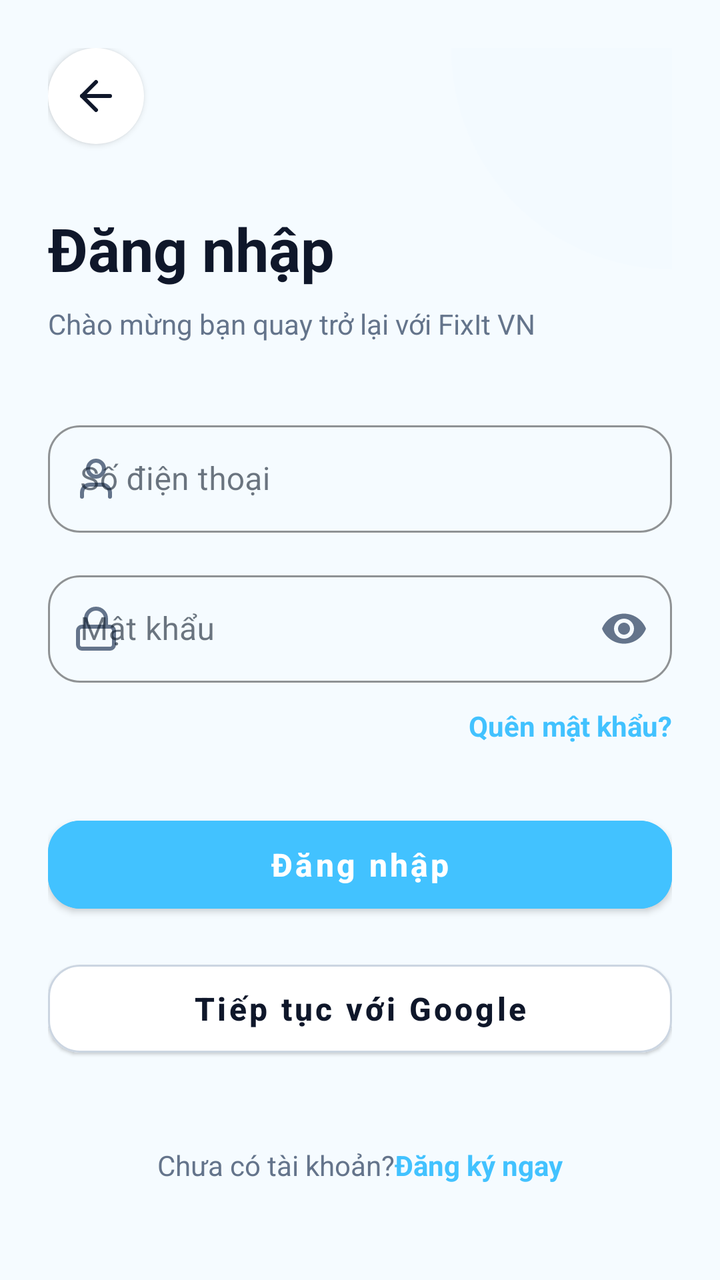
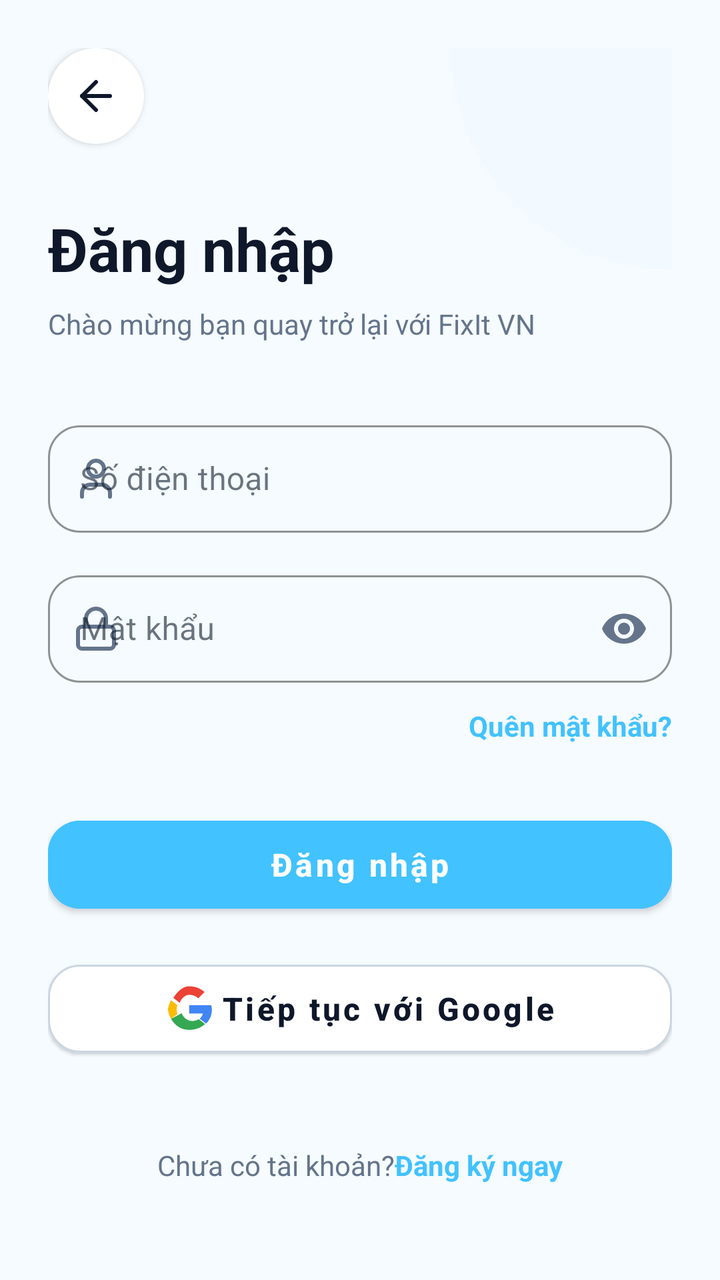

An Android layout rendered at two revisions. The XML below is the earlier revision; the diff shows what the commit changed to produce the second picture.
<!-- AndroidManifest.xml: application theme Theme.FixItVN -->
<!-- res/layout/fragment_login.xml -->
<?xml version="1.0" encoding="utf-8"?>
<androidx.constraintlayout.widget.ConstraintLayout xmlns:android="http://schemas.android.com/apk/res/android"
    xmlns:app="http://schemas.android.com/apk/res-auto"
    xmlns:tools="http://schemas.android.com/tools"
    android:layout_width="match_parent"
    android:layout_height="match_parent"
    android:background="#f5fbff"
    android:padding="24dp">

    
    <View
        android:layout_width="220dp"
        android:layout_height="220dp"
        android:background="@drawable/bg_circle_light_blue"
        android:alpha="0.25"
        android:layout_marginTop="-110dp"
        android:layout_marginEnd="-110dp"
        app:layout_constraintTop_toTopOf="parent"
        app:layout_constraintEnd_toEndOf="parent"/>

    
    <FrameLayout
        android:id="@+id/btnBackFrame"
        android:layout_width="48dp"
        android:layout_height="48dp"
        android:background="@drawable/bg_circle_white"
        android:elevation="2dp"
        android:clickable="true"
        android:focusable="true"
        app:layout_constraintTop_toTopOf="parent"
        app:layout_constraintStart_toStartOf="parent">
        <ImageView
            android:id="@+id/btnBack"
            android:layout_width="24dp"
            android:layout_height="24dp"
            android:layout_gravity="center"
            android:src="@drawable/ic_lucide_arrow_left"
            app:tint="#0f172a" />
    </FrameLayout>

    
    <androidx.constraintlayout.widget.ConstraintLayout
        android:id="@+id/layoutLoginMain"
        android:layout_width="match_parent"
        android:layout_height="0dp"
        android:visibility="visible"
        app:layout_constraintBottom_toBottomOf="parent"
        app:layout_constraintTop_toBottomOf="@id/btnBackFrame">

        <TextView
            android:id="@+id/tvLoginHeader"
            android:layout_width="wrap_content"
            android:layout_height="wrap_content"
            android:layout_marginTop="32dp"
            android:text="@string/login"
            android:textColor="#0f172a"
            android:textSize="30sp"
            android:textStyle="bold"
            app:layout_constraintStart_toStartOf="parent"
            app:layout_constraintTop_toTopOf="parent" />

        <TextView
            android:id="@+id/tvLoginSubtitle"
            android:layout_width="wrap_content"
            android:layout_height="wrap_content"
            android:layout_marginTop="8dp"
            android:text="@string/welcome_back"
            android:textColor="#64748b"
            android:textSize="14sp"
            app:layout_constraintStart_toStartOf="parent"
            app:layout_constraintTop_toBottomOf="@id/tvLoginHeader" />

        
        <com.google.android.material.textfield.TextInputLayout
            android:id="@+id/tilPhone"
            style="@style/Widget.MaterialComponents.TextInputLayout.OutlinedBox"
            android:layout_width="match_parent"
            android:layout_height="wrap_content"
            android:layout_marginTop="36dp"
            android:hint="@string/phone_number"
            app:boxStrokeColor="#42c2ff"
            app:hintTextColor="#42c2ff"
            app:boxCornerRadiusTopStart="16dp"
            app:boxCornerRadiusTopEnd="16dp"
            app:boxCornerRadiusBottomStart="16dp"
            app:boxCornerRadiusBottomEnd="16dp"
            app:startIconDrawable="@drawable/ic_lucide_user"
            app:startIconTint="#64748b"
            app:layout_constraintTop_toBottomOf="@id/tvLoginSubtitle">

            <com.google.android.material.textfield.TextInputEditText
                android:id="@+id/etPhone"
                android:layout_width="match_parent"
                android:layout_height="wrap_content"
                android:inputType="phone"
                android:paddingVertical="16dp"/>
        </com.google.android.material.textfield.TextInputLayout>

        
        <com.google.android.material.textfield.TextInputLayout
            android:id="@+id/tilPassword"
            style="@style/Widget.MaterialComponents.TextInputLayout.OutlinedBox"
            android:layout_width="match_parent"
            android:layout_height="wrap_content"
            android:layout_marginTop="16dp"
            android:hint="@string/password"
            app:boxStrokeColor="#42c2ff"
            app:hintTextColor="#42c2ff"
            app:boxCornerRadiusTopStart="16dp"
            app:boxCornerRadiusTopEnd="16dp"
            app:boxCornerRadiusBottomStart="16dp"
            app:boxCornerRadiusBottomEnd="16dp"
            app:startIconDrawable="@drawable/ic_lucide_lock"
            app:startIconTint="#64748b"
            app:layout_constraintTop_toBottomOf="@id/tilPhone"
            app:passwordToggleEnabled="true"
            app:passwordToggleTint="#64748b">

            <com.google.android.material.textfield.TextInputEditText
                android:id="@+id/etPassword"
                android:layout_width="match_parent"
                android:layout_height="wrap_content"
                android:inputType="textPassword"
                android:paddingVertical="16dp"/>
        </com.google.android.material.textfield.TextInputLayout>

        <TextView
            android:id="@+id/tvForgotPassword"
            android:layout_width="wrap_content"
            android:layout_height="wrap_content"
            android:layout_marginTop="12dp"
            android:text="@string/forgot_password"
            android:textColor="#42c2ff"
            android:textSize="14sp"
            android:textStyle="bold"
            app:layout_constraintEnd_toEndOf="parent"
            app:layout_constraintTop_toBottomOf="@id/tilPassword" />

        
        <com.google.android.material.button.MaterialButton
            android:id="@+id/btnLogin"
            android:layout_width="match_parent"
            android:layout_height="56dp"
            android:layout_marginTop="32dp"
            android:backgroundTint="#42c2ff"
            android:text="@string/login"
            android:textAllCaps="false"
            android:textSize="16sp"
            android:textStyle="bold"
            app:cornerRadius="16dp"
            android:elevation="4dp"
            app:layout_constraintTop_toBottomOf="@id/tvForgotPassword" />

        
        <com.google.android.material.button.MaterialButton
            android:id="@+id/btnLoginGG"
            style="@style/Widget.MaterialComponents.Button.OutlinedButton"
            android:layout_width="match_parent"
            android:layout_height="56dp"
            android:layout_marginTop="16dp"
            android:text="Tiếp tục với Google"
            android:textAllCaps="false"
            android:textColor="#0f172a"
            android:textSize="16sp"
            android:textStyle="bold"
            app:cornerRadius="16dp"
            app:iconGravity="textStart"
            app:iconTint="@null"
            app:layout_constraintTop_toBottomOf="@id/btnLogin"
            app:strokeColor="#cbd5e1"
            android:backgroundTint="@android:color/white"
            android:elevation="1dp" />

        
        <androidx.constraintlayout.widget.ConstraintLayout
            android:layout_width="wrap_content"
            android:layout_height="wrap_content"
            android:layout_marginBottom="24dp"
            app:layout_constraintBottom_toBottomOf="parent"
            app:layout_constraintEnd_toEndOf="parent"
            app:layout_constraintStart_toStartOf="parent">

            <TextView
                android:id="@+id/tvNoAccount"
                android:layout_width="wrap_content"
                android:layout_height="wrap_content"
                android:text="@string/no_account_yet"
                android:textColor="#64748b"
                android:textSize="14sp" 
                app:layout_constraintTop_toTopOf="parent"
                app:layout_constraintBottom_toBottomOf="parent"
                app:layout_constraintStart_toStartOf="parent"
                app:layout_constraintEnd_toStartOf="@id/tvRegister"/>

            <TextView
                android:id="@+id/tvRegister"
                android:layout_width="wrap_content"
                android:layout_height="wrap_content"
                android:text="@string/register_now"
                android:textColor="#42c2ff"
                android:textSize="14sp"
                android:textStyle="bold" 
                app:layout_constraintTop_toTopOf="parent"
                app:layout_constraintBottom_toBottomOf="parent"
                app:layout_constraintStart_toEndOf="@id/tvNoAccount"
                app:layout_constraintEnd_toEndOf="parent"/>
        </androidx.constraintlayout.widget.ConstraintLayout>

    </androidx.constraintlayout.widget.ConstraintLayout>

    
    <androidx.constraintlayout.widget.ConstraintLayout
        android:id="@+id/layoutLoginGoogleExtra"
        android:layout_width="match_parent"
        android:layout_height="0dp"
        android:visibility="gone"
        app:layout_constraintBottom_toBottomOf="parent"
        app:layout_constraintTop_toBottomOf="@id/btnBackFrame">

        
        <FrameLayout
            android:id="@+id/iconGoogleContainer"
            android:layout_width="88dp"
            android:layout_height="88dp"
            android:layout_marginTop="48dp"
            android:background="@drawable/bg_circle_light_blue"
            app:layout_constraintEnd_toEndOf="parent"
            app:layout_constraintStart_toStartOf="parent"
            app:layout_constraintTop_toTopOf="parent">

            <ImageView
                android:layout_width="40dp"
                android:layout_height="40dp"
                android:layout_gravity="center"
                android:src="@drawable/ic_lucide_check_circle"
                app:tint="#42c2ff" />
        </FrameLayout>

        <TextView
            android:id="@+id/tvGoogleTitle"
            android:layout_width="wrap_content"
            android:layout_height="wrap_content"
            android:layout_marginTop="40dp"
            android:text="Hoàn tất đăng nhập"
            android:textColor="#0f172a"
            android:textSize="26sp"
            android:textStyle="bold"
            app:layout_constraintStart_toStartOf="parent"
            app:layout_constraintTop_toBottomOf="@id/iconGoogleContainer" />

        <TextView
            android:id="@+id/tvGoogleDesc"
            android:layout_width="match_parent"
            android:layout_height="wrap_content"
            android:layout_marginTop="12dp"
            android:text="Vui lòng xác nhận email để liên kết với tài khoản Google của bạn."
            android:textColor="#64748b"
            android:textSize="15sp"
            android:lineSpacingExtra="3sp"
            app:layout_constraintTop_toBottomOf="@id/tvGoogleTitle" />

        
        <com.google.android.material.textfield.TextInputLayout
            style="@style/Widget.MaterialComponents.TextInputLayout.OutlinedBox"
            android:layout_width="match_parent"
            android:layout_height="wrap_content"
            android:layout_marginTop="32dp"
            app:boxCornerRadiusBottomEnd="16dp"
            app:boxCornerRadiusBottomStart="16dp"
            app:boxCornerRadiusTopEnd="16dp"
            app:boxCornerRadiusTopStart="16dp"
            app:boxStrokeColor="#42c2ff"
            app:layout_constraintTop_toBottomOf="@id/tvGoogleDesc"
            app:startIconDrawable="@drawable/ic_lucide_message"
            app:startIconTint="#64748b">

            <com.google.android.material.textfield.TextInputEditText
                android:id="@+id/etGoogleEmail"
                android:layout_width="match_parent"
                android:layout_height="wrap_content"
                android:hint="Email"
                android:inputType="textEmailAddress"
                android:paddingVertical="16dp" />
        </com.google.android.material.textfield.TextInputLayout>

        <com.google.android.material.button.MaterialButton
            android:id="@+id/btnConfirmGoogle"
            android:layout_width="match_parent"
            android:layout_height="56dp"
            android:layout_marginBottom="32dp"
            android:backgroundTint="#42c2ff"
            android:text="Tiếp tục"
            android:textAllCaps="false"
            android:textSize="16sp"
            android:textStyle="bold"
            app:cornerRadius="16dp"
            android:elevation="4dp"
            app:layout_constraintBottom_toBottomOf="parent" />

    </androidx.constraintlayout.widget.ConstraintLayout>

</androidx.constraintlayout.widget.ConstraintLayout>
<!-- resources referenced by this layout -->
<resources>
  <!-- drawable bg_circle_light_blue (drawable) -->
  <?xml version="1.0" encoding="utf-8"?>
  <shape xmlns:android="http://schemas.android.com/apk/res/android"
      android:shape="oval">
      <solid android:color="#F0F9FF" />
  </shape>
  <!-- drawable bg_circle_white (drawable) -->
  <?xml version="1.0" encoding="utf-8"?>
  <shape xmlns:android="http://schemas.android.com/apk/res/android"
      android:shape="oval">
      <solid android:color="#FFFFFF" />
  </shape>
  <!-- drawable ic_lucide_arrow_left (drawable) -->
  <vector xmlns:android="http://schemas.android.com/apk/res/android"
      android:width="24dp"
      android:height="24dp"
      android:viewportWidth="24"
      android:viewportHeight="24">
    <path
        android:pathData="m12,19 -7,-7 7,-7"
        android:strokeLineJoin="round"
        android:strokeWidth="2"
        android:fillColor="#00000000"
        android:strokeColor="#000000"
        android:strokeLineCap="round"/>
    <path
        android:pathData="M19,12H5"
        android:strokeLineJoin="round"
        android:strokeWidth="2"
        android:fillColor="#00000000"
        android:strokeColor="#000000"
        android:strokeLineCap="round"/>
  </vector>
  <!-- drawable ic_lucide_message (drawable) -->
  <vector xmlns:android="http://schemas.android.com/apk/res/android"
      android:width="24dp"
      android:height="24dp"
      android:viewportWidth="24"
      android:viewportHeight="24">
    <path
        android:pathData="M7.9,20A9,9 0,1 0,4 16.1L2,22Z"
        android:strokeLineJoin="round"
        android:strokeWidth="2"
        android:fillColor="#00000000"
        android:strokeColor="#000000"
        android:strokeLineCap="round"/>
  </vector>
  <string name="forgot_password">Quên mật khẩu?</string>
  <string name="login">Đăng nhập</string>
  <string name="no_account_yet">Chưa có tài khoản? </string>
  <string name="password">Mật khẩu</string>
  <string name="phone_number">Số điện thoại</string>
  <string name="register_now">Đăng ký ngay</string>
  <string name="welcome_back">Chào mừng bạn quay trở lại với FixIt VN</string>
  <style name="Widget.FixIt.BottomNavigationView" parent="Widget.MaterialComponents.BottomNavigationView">
          <item name="itemTextAppearanceActive">@style/TextAppearance.FixIt.BottomNav</item>
          <item name="itemTextAppearanceInactive">@style/TextAppearance.FixIt.BottomNav</item>
      </style>
  <style name="TextAppearance.FixIt.BottomNav" parent="TextAppearance.MaterialComponents.Caption">
          <item name="android:textSize">10sp</item>
          <item name="android:fontFamily">sans-serif-medium</item>
      </style>
  <!-- unchanged entries left out for length: 4 -->
</resources>

<!-- the commit's change to res/layout/fragment_login.xml (unified diff, before → after) -->
@@ -164,6 +164,7 @@
             android:textSize="16sp"
             android:textStyle="bold"
             app:cornerRadius="16dp"
+            app:icon="@drawable/ic_google"
             app:iconGravity="textStart"
             app:iconTint="@null"
             app:layout_constraintTop_toBottomOf="@id/btnLogin"
<!-- resource entries referenced after the edit -->
@@ -12,6 +12,30 @@
       android:shape="oval">
       <solid android:color="#FFFFFF" />
   </shape>
+  <!-- drawable ic_google (drawable) -->
+  <?xml version="1.0" encoding="utf-8"?>
+  <vector xmlns:android="http://schemas.android.com/apk/res/android"
+      android:width="24dp"
+      android:height="24dp"
+      android:viewportWidth="24"
+      android:viewportHeight="24">
+      
+      <path
+          android:fillColor="#EA4335"
+          android:pathData="M12.24,5.057c1.758,0 3.336,0.604 4.577,1.791l3.125,-3.125C18.006,1.9 15.344,0.8 12.24,0.8c-3.245,0 -5.961,2.746 -7.93,5.793l3.217,2.493c0.742,-2.238 2.831,-4.029 4.713,-4.029z" />
+      
+      <path
+          android:fillColor="#FBBC05"
+          android:pathData="M6.367,14.641c-0.231,-0.692 -0.362,-1.43 -0.362,-2.2c0,-0.77 0.131,-1.508 0.362,-2.2L3.15,7.747C2.164,9.638 1.6,11.854 1.6,12.44s0.564,2.802 1.55,4.693l3.217,-2.492z" />
+      
+      <path
+          android:fillColor="#34A853"
+          android:pathData="M12.24,22.6c3.239,0 5.961,-1.074 7.949,-2.931l-3.149,-2.441c-0.873,0.585 -1.99,0.931 -3.203,0.931c-2.463,0 -4.551,-1.663 -5.293,-3.9L3.15,17.133C5.119,20.18 7.835,22.6 12.24,22.6z" />
+      
+      <path
+          android:fillColor="#4285F4"
+          android:pathData="M22.278,10.285H12.24V14.4h6.887c-0.279,1.042 -0.835,1.961 -1.597,2.628l3.149,2.441c1.841,-1.7 2.915,-4.204 2.915,-7.154c0,-0.63 -0.102,-1.35 -0.322,-2.03z" />
+  </vector>
   <!-- drawable ic_lucide_arrow_left (drawable) -->
   <vector xmlns:android="http://schemas.android.com/apk/res/android"
       android:width="24dp"
